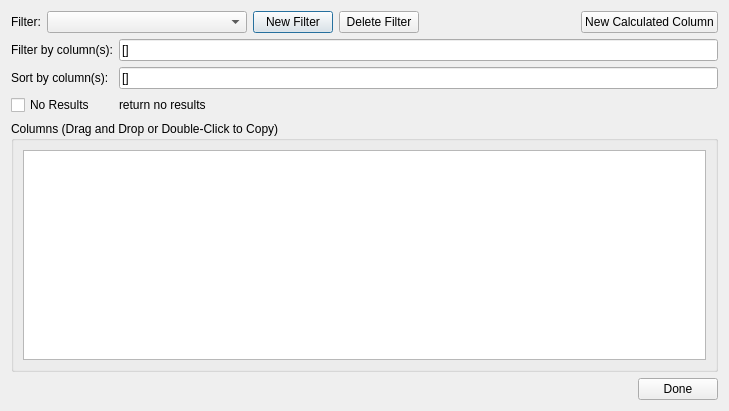
This is foqus_lib/gui/flowsheet/dataFilterDialog_UI.ui in CCSI-Toolset/FOQUS as Qt 5 draws it before an edit. The edited form follows.
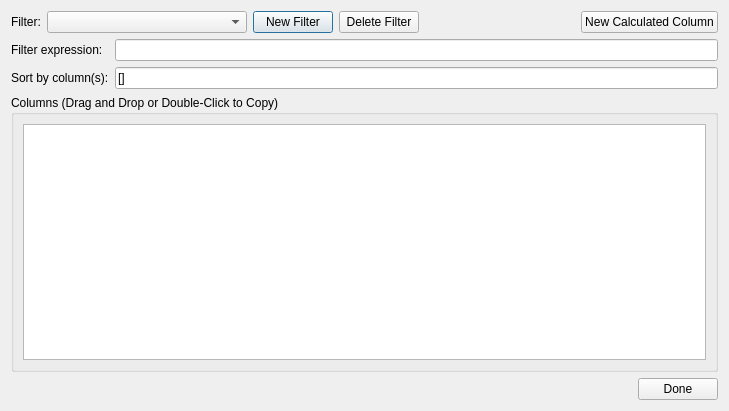
This is the edited form. Icons and pictures are not drawn.

Commit message: Changed the way filters worked again.  Can directly type a Python expresion for filter.

The edit to the form file:
```diff
--- a/foqus_lib/gui/flowsheet/dataFilterDialog_UI.ui
+++ b/foqus_lib/gui/flowsheet/dataFilterDialog_UI.ui
@@ -77,13 +77,6 @@
    </item>
    <item>
     <layout class="QGridLayout" name="gridLayout">
-     <item row="3" column="0">
-      <widget class="QCheckBox" name="noResultsCheckBox">
-       <property name="text">
-        <string>No Results</string>
-       </property>
-      </widget>
-     </item>
      <item row="2" column="0">
       <widget class="QLabel" name="label_2">
        <property name="text">
@@ -94,7 +87,7 @@
      <item row="0" column="0">
       <widget class="QLabel" name="label_3">
        <property name="text">
-        <string>Filter by column(s):</string>
+        <string>Filter expression:</string>
        </property>
       </widget>
      </item>
@@ -104,7 +97,7 @@
         <string>This is a json string list of column names, or a single column name.  This filter will show results where this list of columns combined with AND evaluates to True.  The usual way to filter data would be to create calculated columns with logical expressions.</string>
        </property>
        <property name="text">
-        <string>[]</string>
+        <string/>
        </property>
       </widget>
      </item>
@@ -118,13 +111,6 @@
        </property>
       </widget>
      </item>
-     <item row="3" column="2">
-      <widget class="QLabel" name="label_4">
-       <property name="text">
-        <string>return no results</string>
-       </property>
-      </widget>
-     </item>
     </layout>
    </item>
    <item>
```
Left out of the diff: 2 changed lines with no effect on the pictures. The commit also changes 2 other files.
